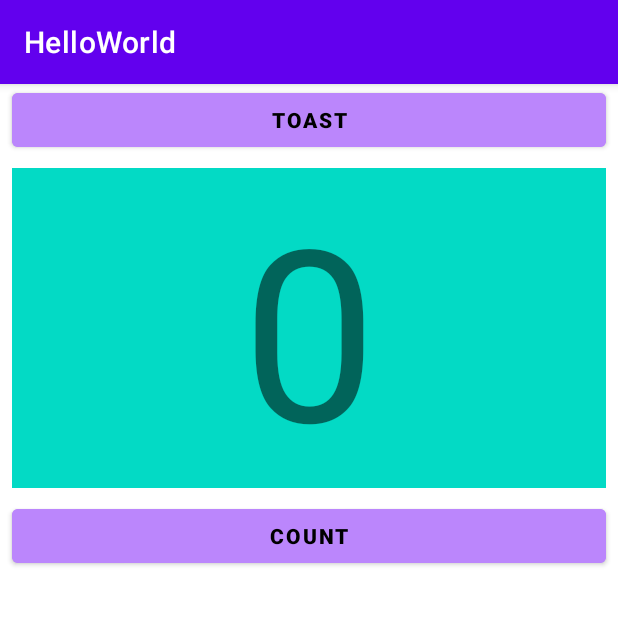
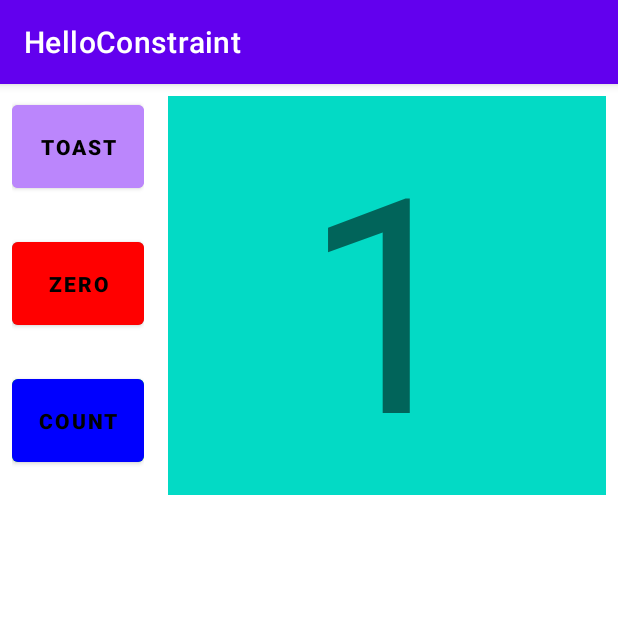
Before and after one commit to Filiberto-Castro/HelloWorld, an Android app: the screen it shows after launch (ToastActivity), after a tap on "COUNT", on a phone screen of 412 x 824 dp, the top half of it. Run offline under Robolectric (Android 15) with nearby library versions, the phone set to English and light mode, and no system bars.

Commit message:
1.2 Part B: The layout editor

```diff
--- a/app/build.gradle
+++ b/app/build.gradle
@@ -3,11 +3,11 @@ plugins {
 }
 
 android {
-    namespace 'com.zerocode.helloworld'
+    namespace 'com.zerocode.HelloConstraint'
     compileSdk 33
 
     defaultConfig {
-        applicationId "com.zerocode.helloworld"
+        applicationId "com.zerocode.HelloConstraint"
         minSdk 30
         targetSdk 33
         versionCode 1
--- a/app/src/main/java/com/zerocode/helloworld/MainActivity.java
+++ b/app/src/main/java/com/zerocode/HelloConstraint/MainActivity.java
@@ -1,4 +1,4 @@
-package com.zerocode.helloworld;
+package com.zerocode.HelloConstraint;
 
 import androidx.appcompat.app.AppCompatActivity;
 
--- /dev/null
+++ b/app/src/main/java/com/zerocode/HelloConstraint/ToastActivity.java
@@ -0,0 +1,62 @@
+package com.zerocode.HelloConstraint;
+
+import androidx.appcompat.app.AppCompatActivity;
+
+import android.graphics.Color;
+import android.os.Bundle;
+import android.view.View;
+import android.widget.Button;
+import android.widget.TextView;
+import android.widget.Toast;
+
+public class ToastActivity extends AppCompatActivity {
+
+    private int count = 0;
+    private TextView countValue;
+
+    private Button countZero;
+
+    @Override
+    protected void onCreate(Bundle savedInstanceState) {
+        super.onCreate(savedInstanceState);
+        setContentView(R.layout.activity_toast);
+
+        countValue = (TextView) findViewById(R.id.show_count);
+        countZero = (Button) findViewById(R.id.btnZero);
+    }
+
+    public void showToast(View view) {
+
+        Toast.makeText(this, R.string.toast_message, Toast.LENGTH_SHORT).show();
+    }
+
+    public void countUp(View view) {
+
+        count++;
+        countValue.setText(String.valueOf(count));
+
+
+        if (count%2==0){
+            int color = Color.GREEN;
+            view.setBackgroundColor(color);
+        }else {
+            view.setBackgroundColor(Color.BLUE);
+        }
+
+        if (count != 0){
+            countZero.setBackgroundColor(Color.RED);
+        }else{
+            countZero.setBackgroundColor(Color.GRAY);
+        }
+
+
+    }
+
+    public void countZero(View view) {
+
+        countValue.setText("0");
+        count = 0;
+        view.setBackgroundColor(Color.GRAY);
+
+    }
+}
--- a/app/src/main/java/com/zerocode/helloworld/ToastActivity.java
+++ /dev/null
@@ -1,34 +0,0 @@
-package com.zerocode.helloworld;
-
-import androidx.appcompat.app.AppCompatActivity;
-
-import android.os.Bundle;
-import android.view.View;
-import android.widget.TextView;
-import android.widget.Toast;
-
-public class ToastActivity extends AppCompatActivity {
-
-    private int count = 0;
-    private TextView countValue;
-
-    @Override
-    protected void onCreate(Bundle savedInstanceState) {
-        super.onCreate(savedInstanceState);
-        setContentView(R.layout.activity_toast);
-
-        countValue = (TextView) findViewById(R.id.count_initial_value);
-    }
-
-    public void showToast(View view) {
-
-        Toast.makeText(this, R.string.toast_message, Toast.LENGTH_SHORT).show();
-    }
-
-    public void countUp(View view) {
-
-        count++;
-        countValue.setText(String.valueOf(count));
-
-    }
-}
--- a/app/src/main/res/layout-land/activity_toast.xml
+++ b/app/src/main/res/layout-land/activity_toast.xml
@@ -1,47 +1,83 @@
 <?xml version="1.0" encoding="utf-8"?>
-<androidx.constraintlayout.widget.ConstraintLayout xmlns:android="http://schemas.android.com/apk/res/android"
+<LinearLayout xmlns:android="http://schemas.android.com/apk/res/android"
     xmlns:app="http://schemas.android.com/apk/res-auto"
     xmlns:tools="http://schemas.android.com/tools"
+    android:id="@+id/constr"
     android:layout_width="match_parent"
     android:layout_height="match_parent"
+    android:orientation="horizontal"
     tools:context=".ToastActivity">
+
+    <LinearLayout
+        android:layout_width="match_parent"
+        android:layout_height="match_parent"
+        android:orientation="horizontal">
+
+        <LinearLayout
+            android:layout_width="150dp"
+            android:layout_height="match_parent"
+            android:layout_marginStart="8dp"
+            android:layout_marginTop="8dp"
+            android:layout_marginEnd="8dp"
+            android:orientation="vertical">
 
             <Button
                 android:id="@+id/btnToast"
                 android:layout_width="match_parent"
                 android:layout_height="wrap_content"
+                android:layout_weight="1"
+                android:layout_marginBottom="24dp"
+                android:backgroundTint="@color/purple_200"
+                android:onClick="showToast"
                 android:text="@string/button_label_toast"
-        android:backgroundTint="@color/purple_200"
+                android:textAllCaps="true"
                 android:textColor="@color/black"
-        android:textStyle="bold"
+                android:textStyle="bold" />
+
+            <Button
+                android:id="@+id/btnZero"
+                android:layout_width="match_parent"
+                android:layout_height="wrap_content"
+                android:layout_weight="1"
+                android:layout_marginBottom="24dp"
+                android:backgroundTint="@color/grey"
+                android:onClick="countZero"
+                android:text="@string/zero"
                 android:textAllCaps="true"
-        android:onClick="showToast"
-        app:layout_constraintEnd_toEndOf="parent"
-        app:layout_constraintStart_toStartOf="parent"
-        app:layout_constraintTop_toTopOf="parent" />
+                android:textColor="@color/black"
+                android:textStyle="bold" />
 
             <Button
                 android:id="@+id/btnCount"
                 android:layout_width="match_parent"
                 android:layout_height="wrap_content"
+                android:layout_weight="1"
+                android:layout_marginBottom="24dp"
+                android:backgroundTint="@color/green"
+                android:onClick="countUp"
                 android:text="@string/button_label_count"
+                android:textAllCaps="true"
                 android:textColor="@color/black"
-        android:backgroundTint="@color/purple_200"
-        android:textStyle="bold"
-        android:textAllCaps="true"
-        android:onClick="countUp"
-        app:layout_constraintBottom_toBottomOf="parent"
-        app:layout_constraintEnd_toEndOf="parent"
-        app:layout_constraintStart_toStartOf="parent" />
+                android:textStyle="bold" />
+
+        </LinearLayout>
 
         <TextView
-        android:id="@+id/count_initial_value"
-        android:layout_width="wrap_content"
-        android:layout_height="wrap_content"
+            android:id="@+id/show_count"
+            android:layout_width="match_parent"
+            android:layout_height="match_parent"
+            android:layout_marginTop="8dp"
+            android:layout_marginStart="8dp"
+            android:layout_marginEnd="8dp"
+            android:layout_marginBottom="8dp"
+            android:gravity="center"
             android:text="0"
-        android:textSize="120sp"
-        app:layout_constraintBottom_toTopOf="@+id/btnCount"
-        app:layout_constraintEnd_toEndOf="parent"
-        app:layout_constraintStart_toStartOf="parent"
-        app:layout_constraintTop_toBottomOf="@+id/btnToast" />
-</androidx.constraintlayout.widget.ConstraintLayout>
+            android:textSize="200sp"
+            android:background="@color/teal_200" />
+
+
+    </LinearLayout>
+
+
+
+</LinearLayout>
--- a/app/src/main/res/layout-sw600dp/activity_toast.xml
+++ b/app/src/main/res/layout-sw600dp/activity_toast.xml
@@ -1,57 +1,83 @@
 <?xml version="1.0" encoding="utf-8"?>
-<androidx.constraintlayout.widget.ConstraintLayout xmlns:android="http://schemas.android.com/apk/res/android"
+<LinearLayout xmlns:android="http://schemas.android.com/apk/res/android"
     xmlns:app="http://schemas.android.com/apk/res-auto"
     xmlns:tools="http://schemas.android.com/tools"
+    android:id="@+id/constr"
     android:layout_width="match_parent"
     android:layout_height="match_parent"
-    tools:context=".ToastActivity"
-    tools:layout_editor_absoluteY="89dp">
+    android:orientation="vertical"
+    tools:context=".ToastActivity">
+
+    <LinearLayout
+        android:layout_width="match_parent"
+        android:layout_height="match_parent"
+        android:orientation="vertical"
+        android:layout_margin="20dp">
 
         <Button
             android:id="@+id/btnToast"
-        android:layout_width="478dp"
+            android:layout_width="match_parent"
             android:layout_height="wrap_content"
-        android:layout_marginStart="8dp"
-        android:layout_marginTop="8dp"
+            android:layout_marginBottom="24dp"
             android:backgroundTint="@color/purple_200"
             android:onClick="showToast"
             android:text="@string/button_label_toast"
+            android:textSize="40sp"
             android:textAllCaps="true"
             android:textColor="@color/black"
-        android:textSize="60sp"
-        android:textStyle="bold"
-        app:layout_constraintEnd_toStartOf="@+id/btnCount"
-        app:layout_constraintHorizontal_bias="0.5"
-        app:layout_constraintStart_toStartOf="parent"
-        app:layout_constraintTop_toTopOf="parent" />
+            android:textStyle="bold" />
+
+
+        <TextView
+            android:id="@+id/show_count"
+            android:layout_width="match_parent"
+            android:layout_height="wrap_content"
+            android:layout_marginTop="8dp"
+            android:layout_marginStart="8dp"
+            android:layout_marginEnd="8dp"
+            android:layout_marginBottom="8dp"
+            android:gravity="center"
+            android:text="0"
+            android:textSize="300sp"
+            android:background="@color/teal_200" />
+
+        <LinearLayout
+            android:layout_width="match_parent"
+            android:layout_height="wrap_content"
+            android:orientation="horizontal">
+
+            <Button
+                android:id="@+id/btnZero"
+                android:layout_width="match_parent"
+                android:layout_height="wrap_content"
+                android:layout_marginEnd="8dp"
+                android:layout_weight="1"
+                android:backgroundTint="@color/grey"
+                android:onClick="countZero"
+                android:text="@string/zero"
+                android:textSize="40dp"
+                android:textAllCaps="true"
+                android:textColor="@color/black"
+                android:textStyle="bold" />
 
             <Button
                 android:id="@+id/btnCount"
-        android:layout_width="479dp"
+                android:layout_width="match_parent"
                 android:layout_height="wrap_content"
                 android:layout_marginStart="8dp"
-        android:backgroundTint="@color/purple_200"
+                android:layout_weight="1"
+                android:backgroundTint="@color/green"
                 android:onClick="countUp"
                 android:text="@string/button_label_count"
+                android:textSize="40dp"
                 android:textAllCaps="true"
                 android:textColor="@color/black"
-        android:textSize="60sp"
-        android:textStyle="bold"
-        app:layout_constraintHorizontal_bias="0.5"
-        app:layout_constraintBaseline_toBaselineOf="@+id/btnToast"
-        app:layout_constraintEnd_toEndOf="parent"
-        app:layout_constraintStart_toEndOf="@+id/btnToast" />
+                android:textStyle="bold" />
 
-    <TextView
-        android:id="@+id/count_initial_value"
-        android:layout_width="0dp"
-        android:layout_height="0dp"
-        android:layout_margin="8dp"
-        android:gravity="center"
-        android:text="0"
-        android:textSize="200sp"
-        app:layout_constraintBottom_toBottomOf="parent"
-        app:layout_constraintEnd_toEndOf="parent"
-        app:layout_constraintStart_toStartOf="parent"
-        app:layout_constraintTop_toBottomOf="@+id/btnToast" />
-</androidx.constraintlayout.widget.ConstraintLayout>
+        </LinearLayout>
+
+    </LinearLayout>
+
+
+
+</LinearLayout>
--- a/app/src/main/res/layout/activity_toast.xml
+++ b/app/src/main/res/layout/activity_toast.xml
@@ -1,25 +1,65 @@
 <?xml version="1.0" encoding="utf-8"?>
-<RelativeLayout xmlns:android="http://schemas.android.com/apk/res/android"
+<LinearLayout xmlns:android="http://schemas.android.com/apk/res/android"
     xmlns:app="http://schemas.android.com/apk/res-auto"
     xmlns:tools="http://schemas.android.com/tools"
     android:id="@+id/constr"
     android:layout_width="match_parent"
     android:layout_height="match_parent"
-    android:orientation="vertical"
+    android:orientation="horizontal"
     tools:context=".ToastActivity">
+
+    <LinearLayout
+        android:layout_width="match_parent"
+        android:layout_height="wrap_content">
+
+        <LinearLayout
+            android:layout_width="wrap_content"
+            android:layout_height="match_parent"
+            android:layout_marginStart="8dp"
+            android:layout_marginTop="8dp"
+            android:layout_marginEnd="8dp"
+            android:orientation="vertical">
 
             <Button
                 android:id="@+id/btnToast"
                 android:layout_width="match_parent"
                 android:layout_height="wrap_content"
-        android:layout_marginStart="8dp"
-        android:layout_marginEnd="8dp"
+                android:layout_weight="1"
+                android:layout_marginBottom="24dp"
                 android:backgroundTint="@color/purple_200"
                 android:onClick="showToast"
                 android:text="@string/button_label_toast"
                 android:textAllCaps="true"
                 android:textColor="@color/black"
                 android:textStyle="bold" />
+
+            <Button
+                android:id="@+id/btnZero"
+                android:layout_width="match_parent"
+                android:layout_height="wrap_content"
+                android:layout_weight="1"
+                android:layout_marginBottom="24dp"
+                android:backgroundTint="@color/grey"
+                android:onClick="countZero"
+                android:text="@string/zero"
+                android:textAllCaps="true"
+                android:textColor="@color/black"
+                android:textStyle="bold" />
+
+            <Button
+                android:id="@+id/btnCount"
+                android:layout_width="match_parent"
+                android:layout_height="wrap_content"
+                android:layout_weight="1"
+                android:layout_marginBottom="24dp"
+                android:backgroundTint="@color/green"
+                android:onClick="countUp"
+                android:text="@string/button_label_count"
+                android:textAllCaps="true"
+                android:textColor="@color/black"
+                android:textStyle="bold" />
+
+        </LinearLayout>
 
         <TextView
             android:id="@+id/show_count"
@@ -31,24 +71,11 @@
             android:layout_marginBottom="8dp"
             android:gravity="center"
             android:text="0"
-        android:textSize="160sp"
-        android:background="@color/teal_200"
-        android:layout_below="@+id/btnToast"
-        android:layout_alignParentLeft="true"
-        android:layout_alignParentStart="true"/>
+            android:textSize="200sp"
+            android:background="@color/teal_200" />
 
-    <Button
-        android:id="@+id/btnCount"
-        android:layout_width="match_parent"
-        android:layout_height="wrap_content"
-        android:layout_marginStart="8dp"
-        android:layout_marginEnd="8dp"
-        android:backgroundTint="@color/purple_200"
-        android:onClick="countUp"
-        android:text="@string/button_label_count"
-        android:textAllCaps="true"
-        android:textColor="@color/black"
-        android:textStyle="bold"
-        android:layout_below="@+id/show_count"
-        android:layout_centerHorizontal="true"/>
-</RelativeLayout>
+    </LinearLayout>
+
+
+
+</LinearLayout>
--- a/app/src/main/res/values/colors.xml
+++ b/app/src/main/res/values/colors.xml
@@ -7,4 +7,8 @@
     <color name="teal_700">#FF018786</color>
     <color name="black">#FF000000</color>
     <color name="white">#FFFFFFFF</color>
+    <color name="grey">#FF888888</color>
+    <color name="green">#FF00FF00</color>
+
+
 </resources>
--- a/app/src/main/res/values/strings.xml
+++ b/app/src/main/res/values/strings.xml
@@ -1,6 +1,7 @@
 <resources>
-    <string name="app_name">HelloWorld</string>
+    <string name="app_name">HelloConstraint</string>
     <string name="button_label_count">Count</string>
     <string name="button_label_toast">Toast</string>
     <string name="toast_message">Hello Toast!</string>
+    <string name="zero">zero</string>
 </resources>
```
Also changed, not shown: 4 other files. Lines whose indentation alone changed are shown as unchanged.
